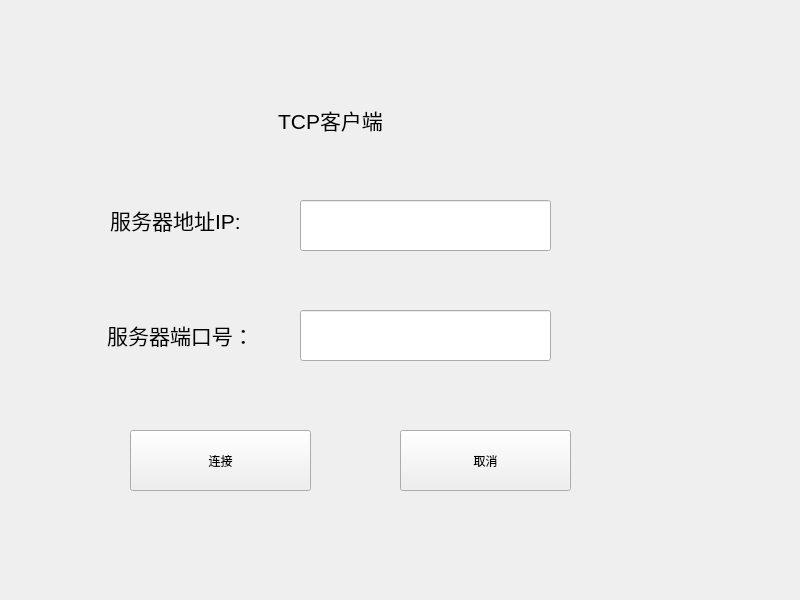
The window that TCPClient/widget.ui (YunlongMiao/QT_Study) describes before a commit, drawn with Qt 5.
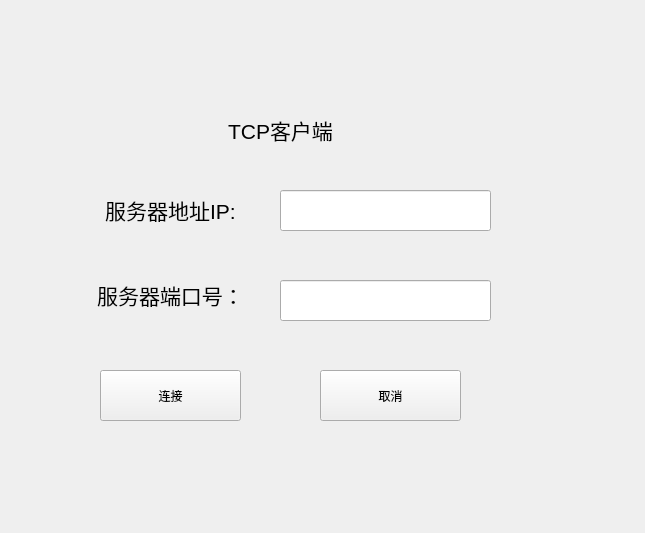
The same window after the commit.

Diff of the .ui file:
```diff
--- a/TCPClient/widget.ui
+++ b/TCPClient/widget.ui
@@ -6,8 +6,8 @@
    <rect>
     <x>0</x>
     <y>0</y>
-    <width>800</width>
-    <height>600</height>
+    <width>645</width>
+    <height>533</height>
    </rect>
   </property>
   <property name="windowTitle">
@@ -16,8 +16,8 @@
   <widget class="QLabel" name="label">
    <property name="geometry">
     <rect>
-     <x>260</x>
-     <y>90</y>
+     <x>210</x>
+     <y>100</y>
      <width>141</width>
      <height>61</height>
     </rect>
@@ -31,8 +31,8 @@
     <rect>
      <x>80</x>
      <y>190</y>
-     <width>191</width>
-     <height>61</height>
+     <width>181</width>
+     <height>41</height>
     </rect>
    </property>
    <property name="text">
@@ -42,8 +42,8 @@
   <widget class="QLabel" name="label_3">
    <property name="geometry">
     <rect>
-     <x>70</x>
-     <y>300</y>
+     <x>60</x>
+     <y>260</y>
      <width>221</width>
      <height>71</height>
     </rect>
@@ -55,30 +55,30 @@
   <widget class="QLineEdit" name="IPlineEdit">
    <property name="geometry">
     <rect>
-     <x>300</x>
-     <y>200</y>
-     <width>251</width>
-     <height>51</height>
+     <x>280</x>
+     <y>190</y>
+     <width>211</width>
+     <height>41</height>
     </rect>
    </property>
   </widget>
   <widget class="QLineEdit" name="PortlineEdit">
    <property name="geometry">
     <rect>
-     <x>300</x>
-     <y>310</y>
-     <width>251</width>
-     <height>51</height>
+     <x>280</x>
+     <y>280</y>
+     <width>211</width>
+     <height>41</height>
     </rect>
    </property>
   </widget>
   <widget class="QPushButton" name="ConnectButton">
    <property name="geometry">
     <rect>
-     <x>130</x>
-     <y>430</y>
-     <width>181</width>
-     <height>61</height>
+     <x>100</x>
+     <y>370</y>
+     <width>141</width>
+     <height>51</height>
     </rect>
    </property>
    <property name="text">
@@ -88,10 +88,10 @@
   <widget class="QPushButton" name="CancelButton_2">
    <property name="geometry">
     <rect>
-     <x>400</x>
-     <y>430</y>
-     <width>171</width>
-     <height>61</height>
+     <x>320</x>
+     <y>370</y>
+     <width>141</width>
+     <height>51</height>
     </rect>
    </property>
    <property name="text">
```
